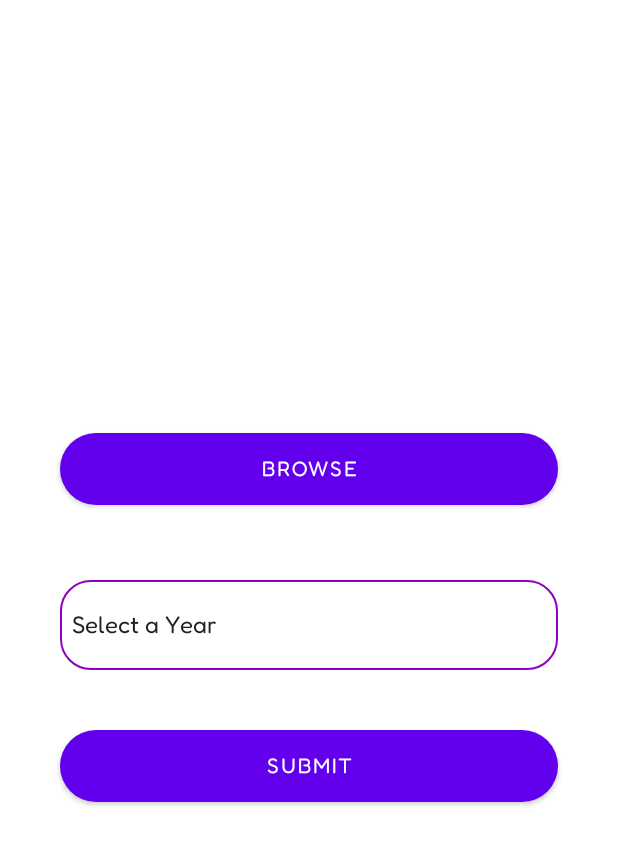
After one commit to itsMeShasank/Timetable_Management, an Android app: the TimetableUpdate screen opened directly, with no data from a screen before it, on a phone screen of 412 x 824 dp. The commit adds this screen. Shown: the top 845 px of the screen. Run offline under Robolectric (Android 15) with nearby library versions, the phone set to English and light mode, and no system bars.

Commit message:
Initial Commit 12th April 2022

```diff
--- a/app/src/main/java/com/cse/timetableapp/FreeFaculty.java
+++ b/app/src/main/java/com/cse/timetableapp/FreeFaculty.java
@@ -41,7 +41,7 @@ public class FreeFaculty extends AppCompatActivity {
             @Override
             public void onClick(View view) {
                 startActivity(new Intent(getApplicationContext(),AdminActivity.class));
-                //finish();
+                finish();
 
             }
         });
--- a/app/src/main/java/com/cse/timetableapp/StartUpActivity.java
+++ b/app/src/main/java/com/cse/timetableapp/StartUpActivity.java
@@ -32,11 +32,11 @@ public class StartUpActivity extends AppCompatActivity {
         StudentFragment studentFragment = new StudentFragment();
         myViewPager.AddFragment(studentFragment,"III YEAR");
 
+        FragmentForForthYear fragmentForForthYear = new FragmentForForthYear();
+        myViewPager.AddFragment(fragmentForForthYear,"IV YEAR");
 
         FacultyFragment facultyFragment = new FacultyFragment();
         myViewPager.AddFragment(facultyFragment,"Faculty");
-
-
 
         tabLayout.setTabGravity(TabLayout.GRAVITY_FILL);
         viewPager.setAdapter(myViewPager);
--- /dev/null
+++ b/app/src/main/java/com/cse/timetableapp/TimetableUpdate.java
@@ -0,0 +1,14 @@
+package com.cse.timetableapp;
+
+import androidx.appcompat.app.AppCompatActivity;
+
+import android.os.Bundle;
+
+public class TimetableUpdate extends AppCompatActivity {
+
+    @Override
+    protected void onCreate(Bundle savedInstanceState) {
+        super.onCreate(savedInstanceState);
+        setContentView(R.layout.activity_timetable_update);
+    }
+}
--- /dev/null
+++ b/app/src/main/res/layout/activity_timetable_update.xml
@@ -0,0 +1,48 @@
+<?xml version="1.0" encoding="utf-8"?>
+<LinearLayout xmlns:android="http://schemas.android.com/apk/res/android"
+    xmlns:app="http://schemas.android.com/apk/res-auto"
+    xmlns:tools="http://schemas.android.com/tools"
+    android:layout_width="match_parent"
+    android:layout_height="match_parent"
+    android:orientation="vertical"
+    android:gravity="center"
+    tools:context=".TimetableUpdate">
+    <com.google.android.material.button.MaterialButton
+        app:strokeColor="#F65A91"
+        android:id="@+id/browseexcelfile"
+        android:layout_width="match_parent"
+        android:layout_height="wrap_content"
+        android:background="@drawable/openingbuttondesign"
+        android:text="Browse"
+        android:layout_gravity="center"
+        tools:layout_editor_absoluteX="123dp"
+        tools:layout_editor_absoluteY="315dp"
+        android:layout_margin="40dp"/>
+
+    <Spinner
+        android:id="@+id/spinner_fourth_year"
+        android:layout_width="match_parent"
+        android:layout_height="60sp"
+        android:gravity="center"
+        android:layout_marginLeft="40sp"
+        android:layout_marginTop="10sp"
+        android:layout_marginRight="40sp"
+        android:background="@drawable/change_textbox_color"
+        android:textColor="@color/black"
+        android:paddingTop="10dp"
+        android:entries="@array/Allyears"
+        android:paddingBottom="10dp" />
+
+    <com.google.android.material.button.MaterialButton
+        app:strokeColor="#F65A91"
+        android:id="@+id/savedata"
+        android:layout_width="match_parent"
+        android:layout_height="wrap_content"
+        android:background="@drawable/openingbuttondesign"
+        android:text="Submit"
+        android:layout_gravity="center"
+        tools:layout_editor_absoluteX="123dp"
+        tools:layout_editor_absoluteY="315dp"
+        android:layout_margin="40dp"/>
+
+</LinearLayout>
--- a/app/src/main/res/values/strings.xml
+++ b/app/src/main/res/values/strings.xml
@@ -13,6 +13,15 @@
         <item>Saturday</item>
     </string-array>
 
+    <string-array name="Allyears">
+        <item>Select a Year</item>
+        <item>III - CSE</item>
+        <item>II - CSE</item>
+        <item>IV - CSE</item>
+        <item>II - CSBS</item>
+        <item>II - AIML</item>
+        <item>II - CS</item>
+    </string-array>
 
     <string-array name="Periods">
         <item>Period</item>
--- a/build.gradle
+++ b/build.gradle
@@ -5,7 +5,7 @@ buildscript {
         mavenCentral()
     }
     dependencies {
-        classpath 'com.android.tools.build:gradle:7.2.0'
+        classpath 'com.android.tools.build:gradle:7.2.1'
         classpath 'com.google.gms:google-services:4.3.10'
 
         // NOTE: Do not place your application dependencies here; they belong
```
Also changed, not shown: app/src/main/AndroidManifest.xml (+6 -3 lines), app/src/main/java/com/cse/timetableapp/FragmentForForthYear.java (added, +133 -0 lines), app/src/main/res/layout/fragment_for_forth_year.xml (added, +60 -0 lines), app/src/main/java/com/cse/timetableapp/MyViewPager.java (line endings or trailing spaces).
